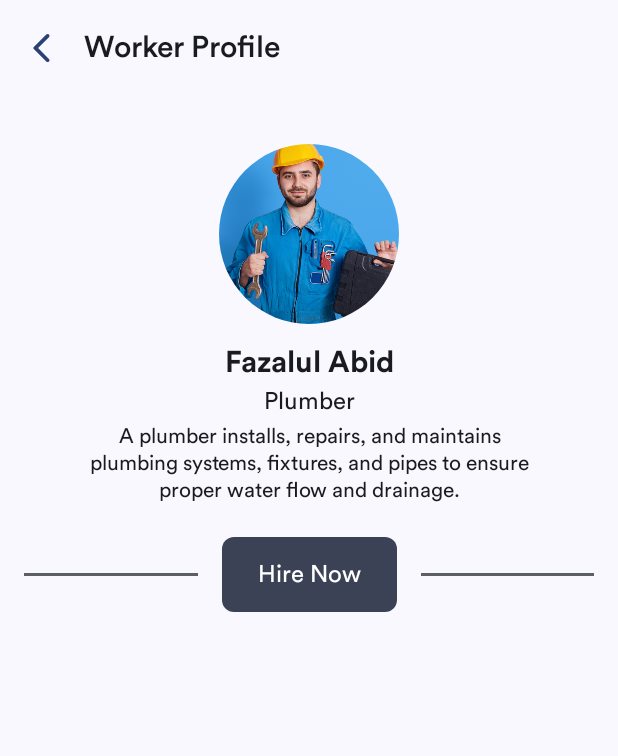
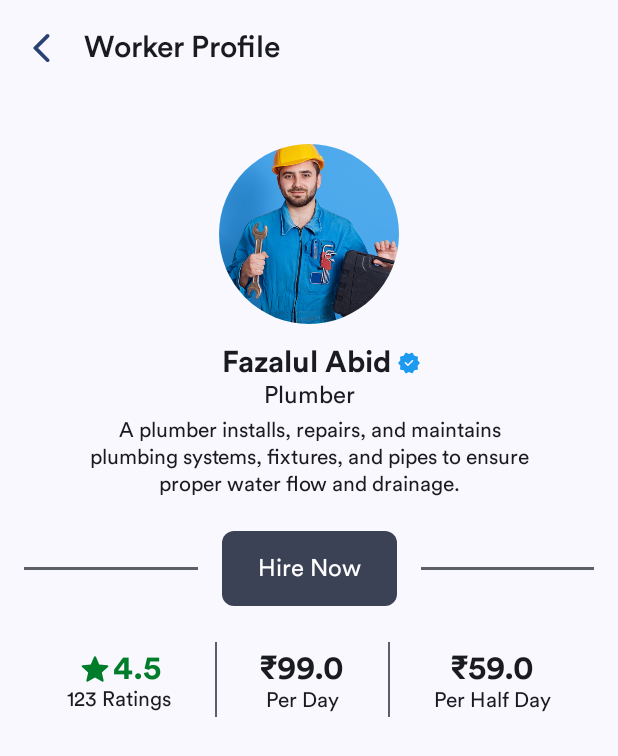
Before and after one commit to FazalulAbid/workers-portal-android, an Android app built with Jetpack Compose: the screen it shows after launch (MainActivity), on a phone screen of 412 x 824 dp. Shown: the top 756 px of the screen. Run offline under Robolectric (Android 15) with nearby library versions, the phone set to English and light mode, and no system bars; our stand-ins replace Dagger/Hilt's generated code, accompanist.

Commit message:
Continuing designing UI of worker profile screen. Worker rating and wages section completed

```diff
--- a/app/src/main/java/com/fifty/workersportal/core/presentation/component/FullWidthButton.kt
+++ b/app/src/main/java/com/fifty/workersportal/core/presentation/component/FullWidthButton.kt
@@ -22,7 +22,7 @@ import com.fifty.workersportal.core.presentation.ui.theme.MediumButtonHeight
 import com.fifty.workersportal.core.presentation.ui.theme.SizeSmall
 
 @Composable
-fun FullWidthButton(
+fun PrimaryButton(
     modifier: Modifier = Modifier,
     height: Dp = LargeButtonHeight,
     progressBarSize: Dp = MediumButtonHeight,
--- a/app/src/main/java/com/fifty/workersportal/core/presentation/ui/theme/Color.kt
+++ b/app/src/main/java/com/fifty/workersportal/core/presentation/ui/theme/Color.kt
@@ -19,3 +19,4 @@ val OnSurfaceColor = Color(0xFF6F6F6F)
 val BlackColor = Color(0xFF252A34)
 val OutlineColor = Color(0xFFEBEBEB)
 val DarkGreenColor = Color(0xFF007D2A)
+val SkyBlueColor = Color(0xFF1c9af0)
--- a/app/src/main/java/com/fifty/workersportal/featureauth/presentation/auth/AuthScreen.kt
+++ b/app/src/main/java/com/fifty/workersportal/featureauth/presentation/auth/AuthScreen.kt
@@ -29,7 +29,6 @@ import androidx.compose.runtime.rememberCoroutineScope
 import androidx.compose.ui.Alignment
 import androidx.compose.ui.ExperimentalComposeUiApi
 import androidx.compose.ui.Modifier
-import androidx.compose.ui.focus.FocusRequester
 import androidx.compose.ui.focus.onFocusEvent
 import androidx.compose.ui.layout.ContentScale
 import androidx.compose.ui.platform.LocalConfiguration
@@ -44,7 +43,7 @@ import androidx.compose.ui.unit.dp
 import androidx.hilt.navigation.compose.hiltViewModel
 import androidx.navigation.NavBackStackEntry
 import com.fifty.workersportal.R
-import com.fifty.workersportal.core.presentation.component.FullWidthButton
+import com.fifty.workersportal.core.presentation.component.PrimaryButton
 import com.fifty.workersportal.core.presentation.component.Keyboard
 import com.fifty.workersportal.core.presentation.component.StandardImageButton
 import com.fifty.workersportal.core.presentation.component.TextBetweenLines
@@ -53,7 +52,6 @@ import com.fifty.workersportal.core.presentation.ui.theme.LargeButtonHeight
 import com.fifty.workersportal.core.presentation.ui.theme.SizeLarge
 import com.fifty.workersportal.core.presentation.ui.theme.SizeMedium
 import com.fifty.workersportal.core.presentation.ui.theme.SizeSmall
-import com.fifty.workersportal.core.presentation.util.NavArgConstants
 import com.fifty.workersportal.core.presentation.util.UiEvent
 import com.fifty.workersportal.core.presentation.util.asString
 import com.fifty.workersportal.core.util.Constants
@@ -189,7 +187,7 @@ fun AuthScreen(
                         )
                     }
                     Spacer(modifier = Modifier.height(SizeMedium))
-                    FullWidthButton(
+                    PrimaryButton(
                         modifier = Modifier.bringIntoViewRequester(bringIntoViewRequester),
                         text = stringResource(R.string.continue_text),
                         isLoading = state.isGetOtpLoading
--- /dev/null
+++ b/app/src/main/java/com/fifty/workersportal/featureprofile/presentation/component/RatingAndRatingCount.kt
@@ -0,0 +1,65 @@
+package com.fifty.workersportal.featureprofile.presentation.component
+
+import android.provider.CalendarContract.Colors
+import androidx.compose.foundation.layout.Arrangement
+import androidx.compose.foundation.layout.Column
+import androidx.compose.foundation.layout.Row
+import androidx.compose.foundation.layout.Spacer
+import androidx.compose.foundation.layout.height
+import androidx.compose.foundation.layout.size
+import androidx.compose.material3.Icon
+import androidx.compose.material3.MaterialTheme
+import androidx.compose.material3.Text
+import androidx.compose.runtime.Composable
+import androidx.compose.ui.Alignment
+import androidx.compose.ui.Modifier
+import androidx.compose.ui.graphics.Color
+import androidx.compose.ui.res.painterResource
+import androidx.compose.ui.res.stringResource
+import androidx.compose.ui.text.font.FontWeight
+import com.fifty.workersportal.R
+import com.fifty.workersportal.core.presentation.ui.theme.DarkGreenColor
+import com.fifty.workersportal.core.presentation.ui.theme.SizeExtraExtraSmall
+import com.fifty.workersportal.core.presentation.ui.theme.SizeExtraSmall
+import com.fifty.workersportal.core.presentation.ui.theme.SizeLarge
+import com.fifty.workersportal.core.presentation.ui.theme.SizeMedium
+import com.fifty.workersportal.core.presentation.ui.theme.SizeSmall
+
+@Composable
+fun RatingAndRatingCount(
+    modifier: Modifier = Modifier,
+    rating: String,
+    ratingCount: Int,
+) {
+    Column(
+        horizontalAlignment = Alignment.CenterHorizontally,
+        verticalArrangement = Arrangement.Center
+    ) {
+        Row(
+            verticalAlignment = Alignment.CenterVertically,
+            horizontalArrangement = Arrangement.Center
+        ) {
+            Icon(
+                modifier = Modifier.size(SizeLarge),
+                painter = painterResource(id = R.drawable.ic_star),
+                contentDescription = stringResource(id = R.string.rating_star),
+                tint = DarkGreenColor
+            )
+            Spacer(modifier = Modifier.height(SizeExtraSmall))
+            Text(
+                text = rating,
+                style = MaterialTheme.typography.titleLarge.copy(
+                    fontWeight = FontWeight.Bold,
+                    color = DarkGreenColor
+                )
+            )
+        }
+        Spacer(modifier = Modifier.height(SizeExtraExtraSmall))
+        Text(
+            text = stringResource(R.string.x_ratings, ratingCount),
+            style = MaterialTheme.typography.bodyMedium.copy(
+                color = MaterialTheme.colorScheme.onSurface
+            )
+        )
+    }
+}
--- /dev/null
+++ b/app/src/main/java/com/fifty/workersportal/featureprofile/presentation/component/WorkerWageText.kt
@@ -0,0 +1,56 @@
+package com.fifty.workersportal.featureprofile.presentation.component
+
+import androidx.compose.foundation.layout.Arrangement
+import androidx.compose.foundation.layout.Column
+import androidx.compose.foundation.layout.Row
+import androidx.compose.foundation.layout.Spacer
+import androidx.compose.foundation.layout.height
+import androidx.compose.foundation.layout.size
+import androidx.compose.material3.Icon
+import androidx.compose.material3.MaterialTheme
+import androidx.compose.material3.Text
+import androidx.compose.runtime.Composable
+import androidx.compose.ui.Alignment
+import androidx.compose.ui.Modifier
+import androidx.compose.ui.res.painterResource
+import androidx.compose.ui.res.stringResource
+import androidx.compose.ui.text.font.FontWeight
+import com.fifty.workersportal.R
+import com.fifty.workersportal.core.presentation.ui.theme.DarkGreenColor
+import com.fifty.workersportal.core.presentation.ui.theme.SizeExtraExtraSmall
+import com.fifty.workersportal.core.presentation.ui.theme.SizeExtraSmall
+import com.fifty.workersportal.core.presentation.ui.theme.SizeLarge
+
+@Composable
+fun WorkerWageText(
+    modifier: Modifier = Modifier,
+    wage: Float,
+    isHalfDay: Boolean = false,
+) {
+    Column(
+        horizontalAlignment = Alignment.CenterHorizontally,
+        verticalArrangement = Arrangement.Center
+    ) {
+        Row(
+            verticalAlignment = Alignment.CenterVertically,
+            horizontalArrangement = Arrangement.Center
+        ) {
+            Text(
+                text = "₹$wage",
+                style = MaterialTheme.typography.titleLarge.copy(
+                    fontWeight = FontWeight.Bold,
+                    color = MaterialTheme.colorScheme.onBackground
+                )
+            )
+        }
+        Spacer(modifier = Modifier.height(SizeExtraExtraSmall))
+        Text(
+            text = if (isHalfDay) {
+                stringResource(R.string.per_half_day)
+            } else stringResource(R.string.per_day),
+            style = MaterialTheme.typography.bodyMedium.copy(
+                color = MaterialTheme.colorScheme.onSurface
+            )
+        )
+    }
+}
--- a/app/src/main/java/com/fifty/workersportal/featureprofile/presentation/workerprofile/WorkerProfileScreen.kt
+++ b/app/src/main/java/com/fifty/workersportal/featureprofile/presentation/workerprofile/WorkerProfileScreen.kt
@@ -1,15 +1,22 @@
 package com.fifty.workersportal.featureprofile.presentation.workerprofile
 
 import androidx.compose.foundation.Image
+import androidx.compose.foundation.layout.Arrangement
 import androidx.compose.foundation.layout.Column
+import androidx.compose.foundation.layout.Row
 import androidx.compose.foundation.layout.Spacer
 import androidx.compose.foundation.layout.fillMaxSize
+import androidx.compose.foundation.layout.fillMaxWidth
 import androidx.compose.foundation.layout.height
 import androidx.compose.foundation.layout.heightIn
+import androidx.compose.foundation.layout.offset
 import androidx.compose.foundation.layout.padding
 import androidx.compose.foundation.layout.size
+import androidx.compose.foundation.layout.width
 import androidx.compose.foundation.layout.widthIn
 import androidx.compose.foundation.shape.CircleShape
+import androidx.compose.material3.Divider
+import androidx.compose.material3.Icon
 import androidx.compose.material3.MaterialTheme
 import androidx.compose.material3.Text
 import androidx.compose.runtime.Composable
@@ -27,11 +34,15 @@ import androidx.compose.ui.unit.dp
 import com.fifty.workersportal.R
 import com.fifty.workersportal.core.presentation.component.StandardAppBar
 import com.fifty.workersportal.core.presentation.ui.theme.ExtraLargeProfilePictureHeight
-import com.fifty.workersportal.core.presentation.ui.theme.LargeProfilePictureHeight
+import com.fifty.workersportal.core.presentation.ui.theme.SizeExtraSmall
 import com.fifty.workersportal.core.presentation.ui.theme.SizeLarge
 import com.fifty.workersportal.core.presentation.ui.theme.SizeMedium
 import com.fifty.workersportal.core.presentation.ui.theme.SizeSmall
+import com.fifty.workersportal.core.presentation.ui.theme.SkyBlueColor
+import com.fifty.workersportal.core.presentation.ui.theme.SmallStrokeThickness
 import com.fifty.workersportal.featureprofile.presentation.component.ButtonBetweenLines
+import com.fifty.workersportal.featureprofile.presentation.component.RatingAndRatingCount
+import com.fifty.workersportal.featureprofile.presentation.component.WorkerWageText
 
 @Composable
 fun WorkerProfileScreen(
@@ -70,6 +81,10 @@ fun WorkerProfileScreen(
                 contentScale = ContentScale.Crop
             )
             Spacer(modifier = Modifier.height(SizeMedium))
+            Row(
+                verticalAlignment = Alignment.CenterVertically,
+                modifier = Modifier.offset(x = (SizeMedium / 2f))
+            ) {
                 Text(
                     modifier = Modifier.widthIn(max = screenWidth * 0.75f),
                     text = "Fazalul Abid",
@@ -81,7 +96,15 @@ fun WorkerProfileScreen(
                     maxLines = 2,
                     overflow = TextOverflow.Ellipsis
                 )
-            Spacer(modifier = Modifier.height(SizeSmall))
+                Spacer(modifier = Modifier.width(SizeExtraSmall))
+                Icon(
+                    modifier = Modifier.size(SizeMedium),
+                    tint = SkyBlueColor,
+                    painter = painterResource(id = R.drawable.ic_verification),
+                    contentDescription = stringResource(R.string.verification_badge)
+                )
+            }
+            Spacer(modifier = Modifier.height(SizeExtraSmall))
             Text(
                 modifier = Modifier.widthIn(max = screenWidth * 0.75f),
                 text = "Plumber",
@@ -106,6 +129,28 @@ fun WorkerProfileScreen(
             Spacer(modifier = Modifier.height(SizeLarge))
             ButtonBetweenLines(text = stringResource(R.string.hire_now))
             Spacer(modifier = Modifier.height(SizeLarge))
+            Row(
+                modifier = Modifier.fillMaxWidth(),
+                horizontalArrangement = Arrangement.SpaceEvenly,
+                verticalAlignment = Alignment.CenterVertically
+            ) {
+                RatingAndRatingCount(rating = "4.5", ratingCount = 123)
+                Divider(
+                    modifier = Modifier
+                        .height(50.dp)
+                        .width(SmallStrokeThickness),
+                    color = MaterialTheme.colorScheme.outline
+                )
+                WorkerWageText(wage = 99.0f, isHalfDay = false)
+                Divider(
+                    modifier = Modifier
+                        .height(50.dp)
+                        .width(SmallStrokeThickness),
+                    color = MaterialTheme.colorScheme.outline
+                )
+                WorkerWageText(wage = 59.0f, isHalfDay = true)
+            }
+            Spacer(modifier = Modifier.height(SizeMedium))
         }
     }
 }
--- /dev/null
+++ b/app/src/main/res/drawable/ic_location_mark.xml
@@ -0,0 +1,4 @@
+<vector android:height="24dp" android:viewportHeight="960"
+    android:viewportWidth="960" android:width="24dp" xmlns:android="http://schemas.android.com/apk/res/android">
+    <path android:fillColor="#FF000000" android:pathData="M480.09,455.39q22.76,0 39.03,-16.36 16.27,-16.36 16.27,-39.12 0,-22.76 -16.36,-39.03 -16.36,-16.27 -39.12,-16.27 -22.76,0 -39.03,16.36 -16.27,16.36 -16.27,39.12 0,22.76 16.36,39.03 16.36,16.27 39.12,16.27ZM480.5,853.39q-5.73,0 -10.96,-1.62 -5.23,-1.62 -9.4,-4.79 -141.37,-128.75 -210.75,-239.34Q180,497.05 180,408q0,-140.77 90.73,-224.38Q361.46,100 480,100t209.27,83.61Q780,267.23 780,408q0,88.54 -69.39,199.38 -69.38,110.85 -210.75,239.6 -3.4,3.17 -8.52,4.79 -5.11,1.62 -10.85,1.62Z"/>
+</vector>
--- /dev/null
+++ b/app/src/main/res/drawable/ic_verification.xml
@@ -0,0 +1,4 @@
+<vector android:height="24dp" android:viewportHeight="960"
+    android:viewportWidth="960" android:width="24dp" xmlns:android="http://schemas.android.com/apk/res/android">
+    <path android:fillColor="#FF000000" android:pathData="m332,876 l-62,-106 -124,-25q-11,-2 -18.5,-12t-5.5,-21l14,-120 -79,-92q-8,-8 -8,-20t8,-20l79,-91 -14,-120q-2,-11 5.5,-21t18.5,-12l124,-25 62,-107q6,-10 17,-14t22,1l109,51 109,-51q11,-5 22,-1.5t17,13.5l63,108 123,25q11,2 18.5,12t5.5,21l-14,120 79,91q8,8 8,20t-8,20l-79,92 14,120q2,11 -5.5,21T814,745l-123,25 -63,107q-6,10 -17,13.5T589,889l-109,-51 -109,51q-11,5 -22,1t-17,-14ZM437,527 L364,451q-9,-10 -22,-10t-23,9q-10,10 -10,23t10,23l97,96q9,9 21,9t21,-9l183,-182q9,-9 9,-22t-10,-22q-9,-8 -21.5,-7.5T598,367L437,527Z"/>
+</vector>
--- a/app/src/main/res/values/strings.xml
+++ b/app/src/main/res/values/strings.xml
@@ -41,5 +41,10 @@
     <string name="please_enter_a_valid_otp">Please enter a valid OTP</string>
     <string name="worker_profile">Worker Profile</string>
     <string name="hire_now">Hire Now</string>
+    <string name="x_ratings">%d Ratings</string>
+    <string name="verification_badge">Verification badge</string>
+    <string name="per_day">Per Day</string>
+    <string name="per_half_day">Per Half Day</string>
+    <string name="address">Address</string>
 
 </resources>
```
Lines whose indentation alone changed are shown as unchanged.
